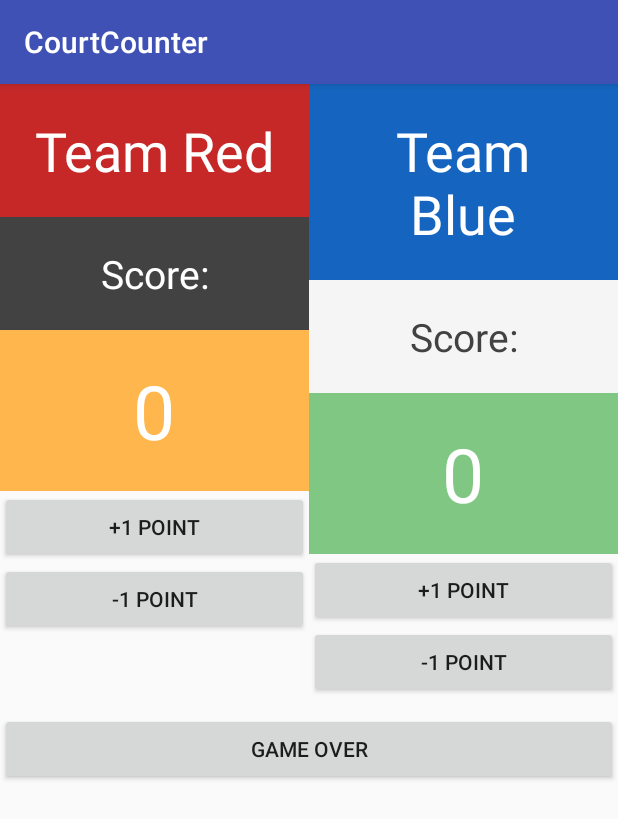
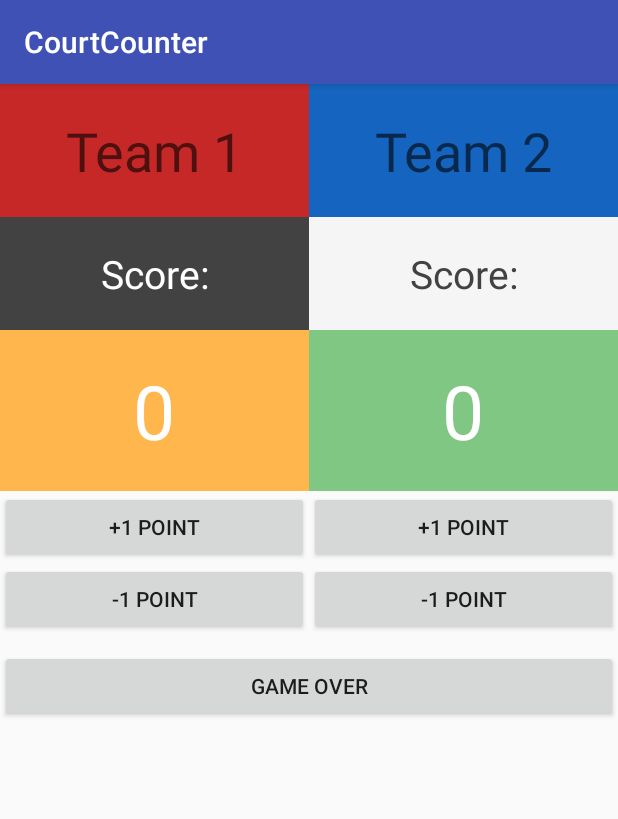
Before and after one commit to lba353/CounterCourt, an Android app: the screen it shows after launch (MainActivity), on a phone screen of 412 x 824 dp. Shown: the top 819 px of the screen. Run offline under Robolectric (Android 15) with nearby library versions, the phone set to English and light mode, and no system bars.

Commit message:
Milestone 9
Made the names customizable and the winning team name will now pop up.

```diff
--- a/app/src/main/java/com/example/student/courtcounter/MainActivity.java
+++ b/app/src/main/java/com/example/student/courtcounter/MainActivity.java
@@ -6,15 +6,25 @@ import android.support.v7.app.AlertDialog;
 import android.support.v7.app.AppCompatActivity;
 import android.os.Bundle;
 import android.view.View;
+import android.widget.EditText;
 import android.widget.TextView;
 
 public class MainActivity extends AppCompatActivity {
 
     private TextView score;
     private TextView goal;
+
+    private EditText red;
+    private EditText blue;
+
+    private String redName;
+    private String blueName;
+
     private int s = 0;
     private int g = 0;
+
     private AlertDialog gameOver;
+
     private MediaPlayer soundFX1;
     private MediaPlayer soundFX2;
     private MediaPlayer soundFX3;
@@ -29,6 +39,10 @@ public class MainActivity extends AppCompatActivity {
 
         goal = (TextView)findViewById(R.id.goals);
         goal.setText(String.valueOf(g));
+
+        red = (EditText)findViewById(R.id.teamRed);
+
+        blue = (EditText)findViewById(R.id.teamBlue);
 
         gameOver = new AlertDialog.Builder(MainActivity.this).create();
 
@@ -80,11 +94,13 @@ public class MainActivity extends AppCompatActivity {
     public void alert() {
         //Lines 54-64 are if statements that state who won the game and show the message in the alert box.
         if(s > g) {
-            gameOver.setMessage("Team Red has won the game!");
+            redName = red.getText().toString();
+            gameOver.setMessage(redName + " has won the game!");
         }
 
         if(s < g) {
-            gameOver.setMessage("Team Blue has won the game!");
+            blueName = blue.getText().toString();
+            gameOver.setMessage(blueName + " has won the game!");
         }
 
         if(s == g) {
--- a/app/src/main/res/layout/activity_main.xml
+++ b/app/src/main/res/layout/activity_main.xml
@@ -16,13 +16,16 @@
             android:layout_height="wrap_content"
             android:layout_weight="1"
             android:orientation="vertical">
-            <TextView
+            <EditText
+                android:id="@+id/teamRed"
                 android:layout_width="match_parent"
                 android:layout_height="wrap_content"
                 android:padding="20dp"
                 android:textSize="36sp"
-                android:text="Team Red"
                 android:gravity="center"
+                android:hint="Team 1"
+                android:imeOptions="actionDone"
+                android:inputType="text"
                 android:background="#C62828"
                 android:textColor="#FFFFFF" />
 
@@ -64,13 +67,16 @@
             android:layout_height="wrap_content"
             android:layout_weight="1"
             android:orientation="vertical">
-            <TextView
+            <EditText
+                android:id="@+id/teamBlue"
                 android:layout_width="match_parent"
                 android:layout_height="wrap_content"
                 android:padding="20dp"
                 android:textSize="36sp"
-                android:text="Team Blue"
                 android:gravity="center"
+                android:hint="Team 2"
+                android:imeOptions="actionDone"
+                android:inputType="text"
                 android:background="#1565C0"
                 android:textColor="#FFFFFF" />
 
```
